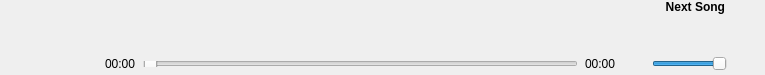
This is src/Plugins/DarkBluePlayerWidget/DarkBluePlayerWidget.ui in safri-framework/safri-player as Qt 5 draws it before an edit. The edited form follows.
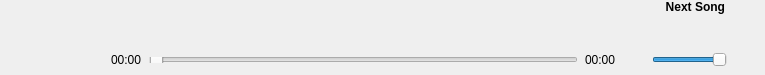
This is the edited form. Icons and pictures are not drawn.

What changed in the file:
```diff
--- a/src/Plugins/DarkBluePlayerWidget/DarkBluePlayerWidget.ui
+++ b/src/Plugins/DarkBluePlayerWidget/DarkBluePlayerWidget.ui
@@ -51,13 +51,13 @@
        <number>0</number>
       </property>
       <property name="leftMargin">
-       <number>0</number>
+       <number>6</number>
       </property>
       <property name="topMargin">
        <number>0</number>
       </property>
       <property name="bottomMargin">
-       <number>0</number>
+       <number>4</number>
       </property>
       <item>
        <widget class="QWidget" name="widget" native="true">
```
